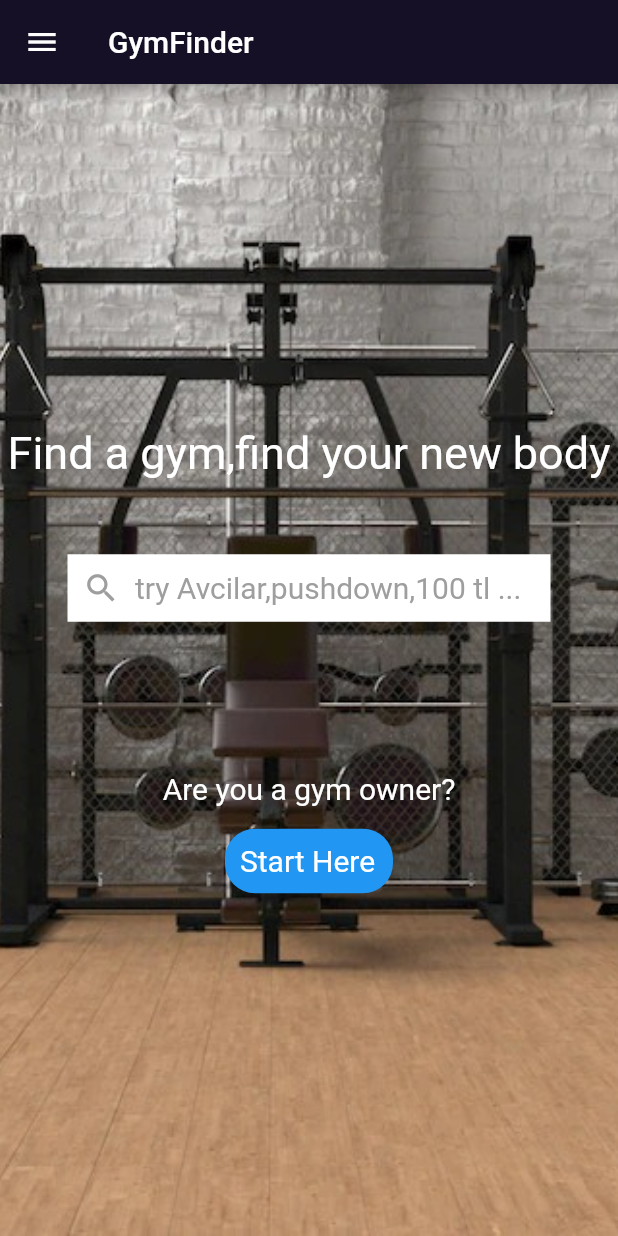
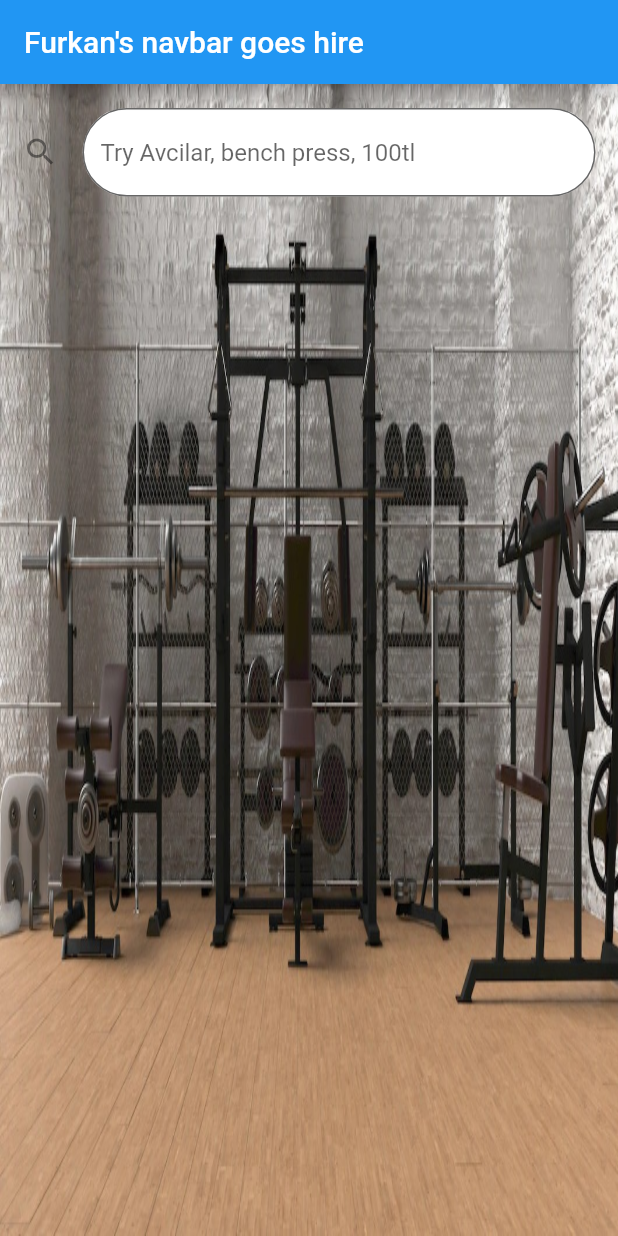
Before and after one commit to HiEdson/GymFinder, a Flutter app: the screen it shows after launch, in the side drawer, after a tap on "Gym List", on a phone screen of 412 x 824 dp. Run offline on Flutter 3.47's test engine with Material 2 defaults, Android fonts, the phone set to English and light mode, and no system bars; Roboto replaces fonts that are missing (DancingScript).

Commit message:
connected the hamburger to the gymlist and started developing the GymLists page

```diff
--- /dev/null
+++ b/lib/gymList.dart
@@ -0,0 +1,90 @@
+import 'package:flutter/material.dart';
+import 'package:gymfinder/main.dart';
+
+void main() {
+  runApp(gymList());
+}
+
+class gymList extends StatefulWidget {
+  @override
+  State<StatefulWidget> createState() {
+    return gymListState();
+  }
+}
+
+class gymListState extends State<gymList> {
+  @override
+  Widget build(BuildContext context) {
+    return MaterialApp(
+      home: Scaffold(
+        appBar: AppBar(
+          title: Text("Furkan's navbar goes hire"),
+        ),
+        body: Container(
+          padding: const EdgeInsets.only(),
+          decoration: BoxDecoration(
+            image: DecorationImage(
+              image: AssetImage("assets/images/background.jpeg"),
+              fit: BoxFit.fill,
+            ),
+          ),
+          child: /* add child content here */
+              SizedBox(
+            width: 1000.0,
+            height: 1000.0,
+            child: MyCustomForm(),
+            // child: Row(
+            //   // children: const <Widget>[
+            //   //   ,
+
+            //   //   // const MyCustomForm(),
+
+            //   // ],
+            // )
+          ),
+        ),
+      ),
+    );
+  }
+}
+
+class MyCustomForm extends StatelessWidget {
+  const MyCustomForm({super.key});
+
+  @override
+  Widget build(BuildContext context) {
+    return Column(
+      crossAxisAlignment: CrossAxisAlignment.start,
+      children: <Widget>[
+        Container(
+          alignment: Alignment.centerLeft,
+          width: 500,
+          child: Padding(
+            padding: EdgeInsets.symmetric(horizontal: 15, vertical: 16),
+            child: Column(children: const <Widget> [
+              TextField(
+                decoration: InputDecoration(
+                  icon: Icon(Icons.search),
+                  border: OutlineInputBorder(
+                    borderRadius: BorderRadius.all(Radius.circular(45)),
+                  ),
+                  hintText: 'Try Avcilar, bench press, 100tl',
+                  filled: true, //<-- SEE HERE
+                  fillColor: Colors.white,
+                  // suffixIcon: Align(
+                  //   widthFactor: 1.0,
+                  //   heightFactor: 1.0,
+                  //   child: Icon(
+                  //   Icons.search,
+                  // ),)
+
+                ),
+              ),
+              // const Icon(Icons.search),
+            ]),
+          ),
+        )
+      ],
+    );
+  }
+}
--- a/lib/main.dart
+++ b/lib/main.dart
@@ -1,4 +1,5 @@
 import 'package:flutter/material.dart';
+import './gymList.dart';
 
 void main() {
   runApp(const MyApp());
@@ -129,7 +130,6 @@ class _MyHomePageState extends State<MyHomePage> {
               ),
             ),
 
-
           ],
         ),
       ),
@@ -158,10 +158,15 @@ class _MyHomePageState extends State<MyHomePage> {
               },
             ),
             ListTile(
-              title: const Text('Gym List '),
+              title: const Text('Gym List'),
+
               onTap: () {
-
-                Navigator.pop(context);
+                Navigator.of(context).push(
+                  MaterialPageRoute(
+                    builder: (context) => gymList(),
+                  ),
+                );
+                // Navigator.pop(context);
               },
             ),
             ListTile(
```
